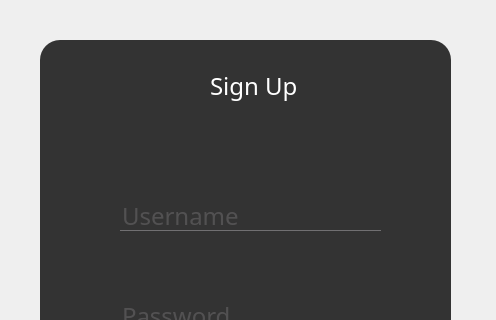
The window that YES-Car-Rentals/signup.ui (Sickojo/Yes-Car-Rentals) describes before a commit, drawn with Qt 5; both pictures show x 0 to 496 and y 0 to 320 of the 496 by 601 pixel window.
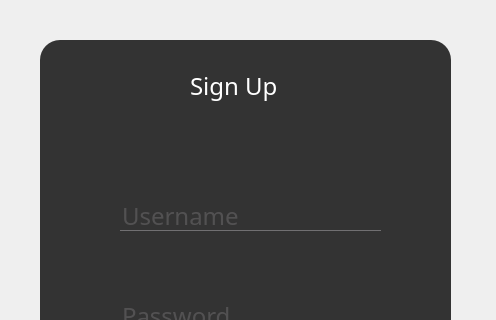
The same window after the commit. Icons and pictures are not drawn.

Diff of the .ui file:
```diff
--- a/YES-Car-Rentals/signup.ui
+++ b/YES-Car-Rentals/signup.ui
@@ -76,7 +76,7 @@
    <widget class="QLabel" name="label">
     <property name="geometry">
      <rect>
-      <x>170</x>
+      <x>150</x>
       <y>20</y>
       <width>141</width>
       <height>51</height>
```
Left out of the diff: 22 changed lines with no effect on the pictures.
